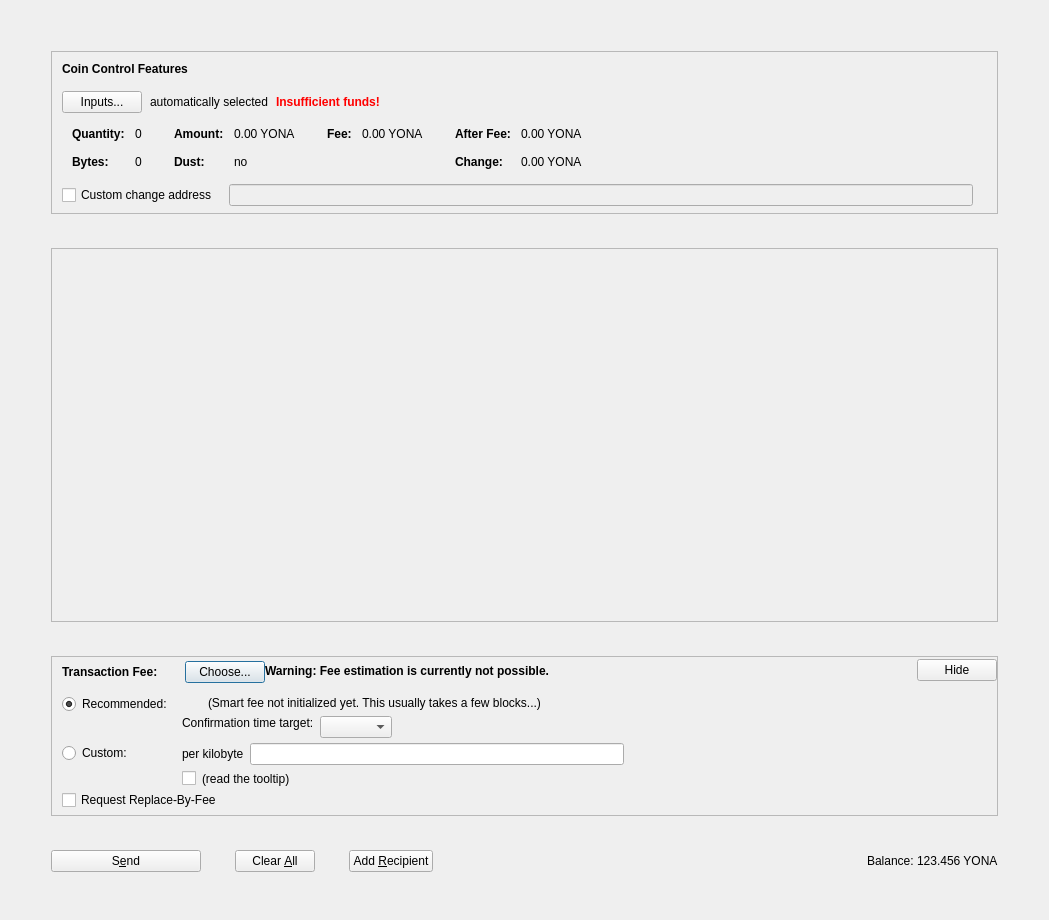
Before: the Qt Designer form src/qt/forms/sendcoinsdialog.ui in PaladeumBlockchain/Paladeum, drawn with Qt 5.
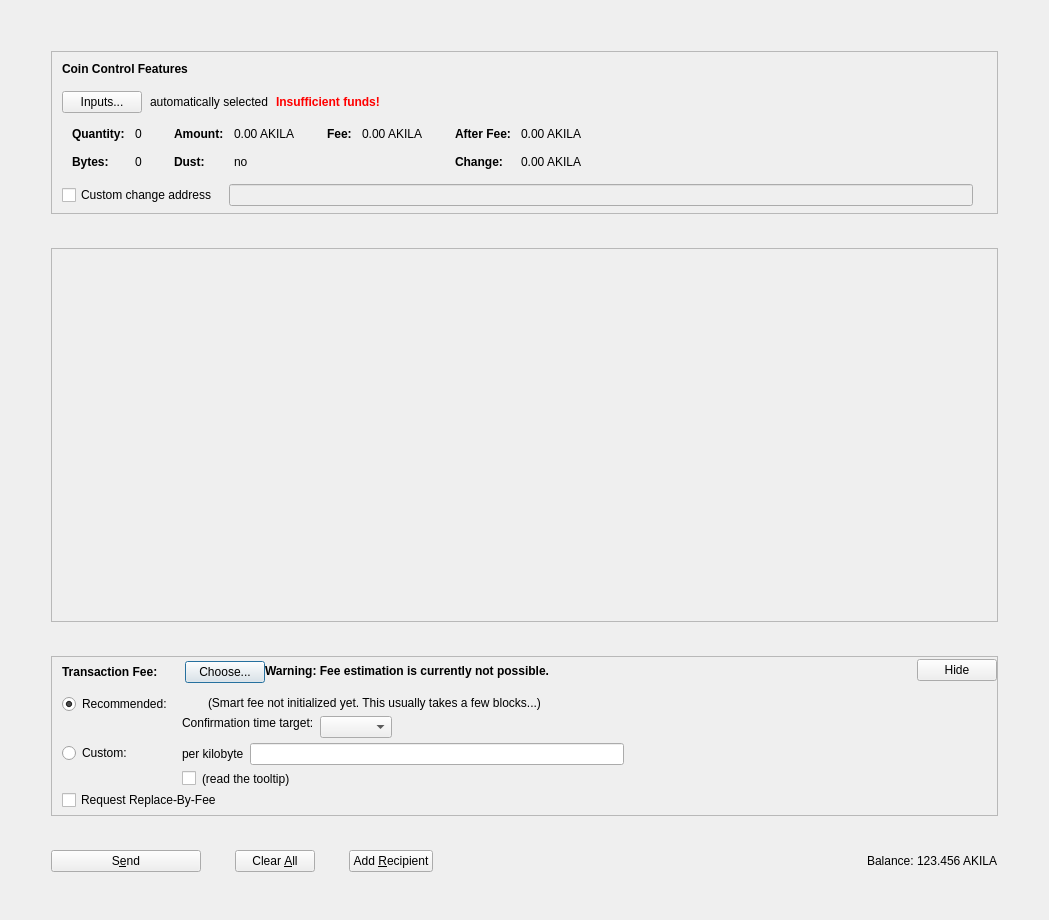
After: the same form once the commit is applied. Icons and pictures are not drawn. Custom widgets are drawn as their Qt base class.

Commit message: Rename Yona -> Akila

The edit to the form file:
```diff
--- a/src/qt/forms/sendcoinsdialog.ui
+++ b/src/qt/forms/sendcoinsdialog.ui
@@ -341,7 +341,7 @@
                     <enum>Qt::ActionsContextMenu</enum>
                    </property>
                    <property name="text">
-                    <string notr="true">0.00 YONA</string>
+                    <string notr="true">0.00 AKILA</string>
                    </property>
                    <property name="textInteractionFlags">
                     <set>Qt::LinksAccessibleByMouse|Qt::TextSelectableByKeyboard|Qt::TextSelectableByMouse</set>
@@ -421,7 +421,7 @@
                     <enum>Qt::ActionsContextMenu</enum>
                    </property>
                    <property name="text">
-                    <string notr="true">0.00 YONA</string>
+                    <string notr="true">0.00 AKILA</string>
                    </property>
                    <property name="textInteractionFlags">
                     <set>Qt::LinksAccessibleByMouse|Qt::TextSelectableByKeyboard|Qt::TextSelectableByMouse</set>
@@ -472,7 +472,7 @@
                     <enum>Qt::ActionsContextMenu</enum>
                    </property>
                    <property name="text">
-                    <string notr="true">0.00 YONA</string>
+                    <string notr="true">0.00 AKILA</string>
                    </property>
                    <property name="textInteractionFlags">
                     <set>Qt::LinksAccessibleByMouse|Qt::TextSelectableByKeyboard|Qt::TextSelectableByMouse</set>
@@ -501,7 +501,7 @@
                     <enum>Qt::ActionsContextMenu</enum>
                    </property>
                    <property name="text">
-                    <string notr="true">0.00 YONA</string>
+                    <string notr="true">0.00 AKILA</string>
                    </property>
                    <property name="textInteractionFlags">
                     <set>Qt::LinksAccessibleByMouse|Qt::TextSelectableByKeyboard|Qt::TextSelectableByMouse</set>
@@ -1264,7 +1264,7 @@
             <cursorShape>IBeamCursor</cursorShape>
            </property>
            <property name="text">
-            <string notr="true">123.456 YONA</string>
+            <string notr="true">123.456 AKILA</string>
            </property>
            <property name="textInteractionFlags">
             <set>Qt::LinksAccessibleByMouse|Qt::TextSelectableByKeyboard|Qt::TextSelectableByMouse</set>
```
Left out of the diff: 18 changed lines with no effect on the pictures. The commit also changes 1092 other files.
